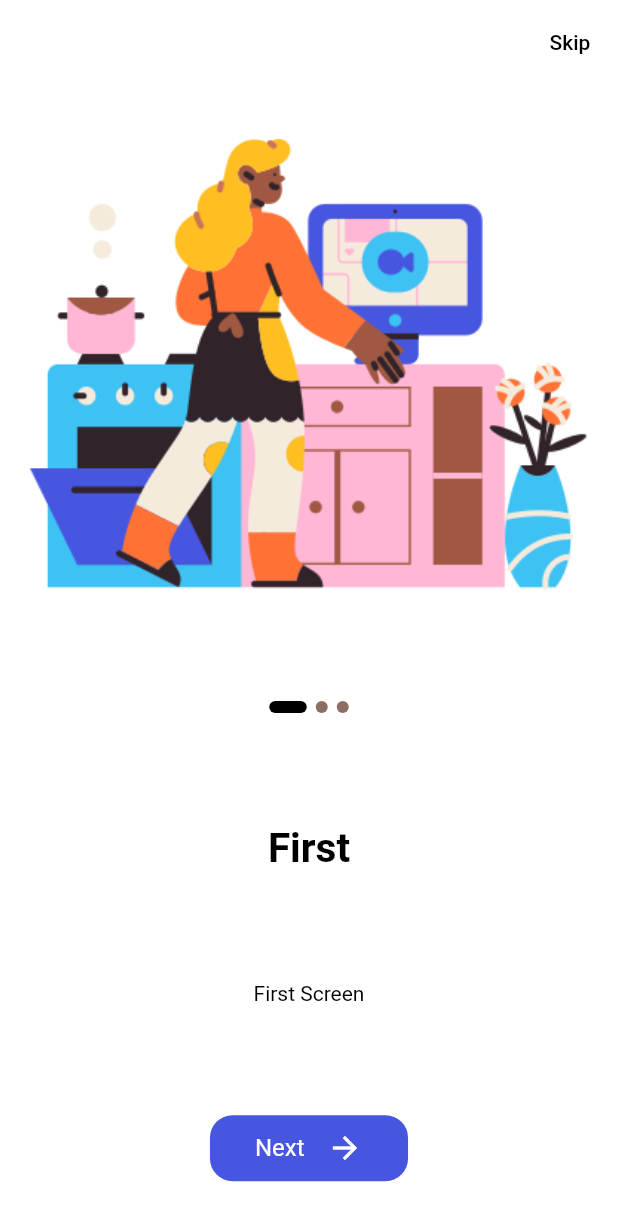
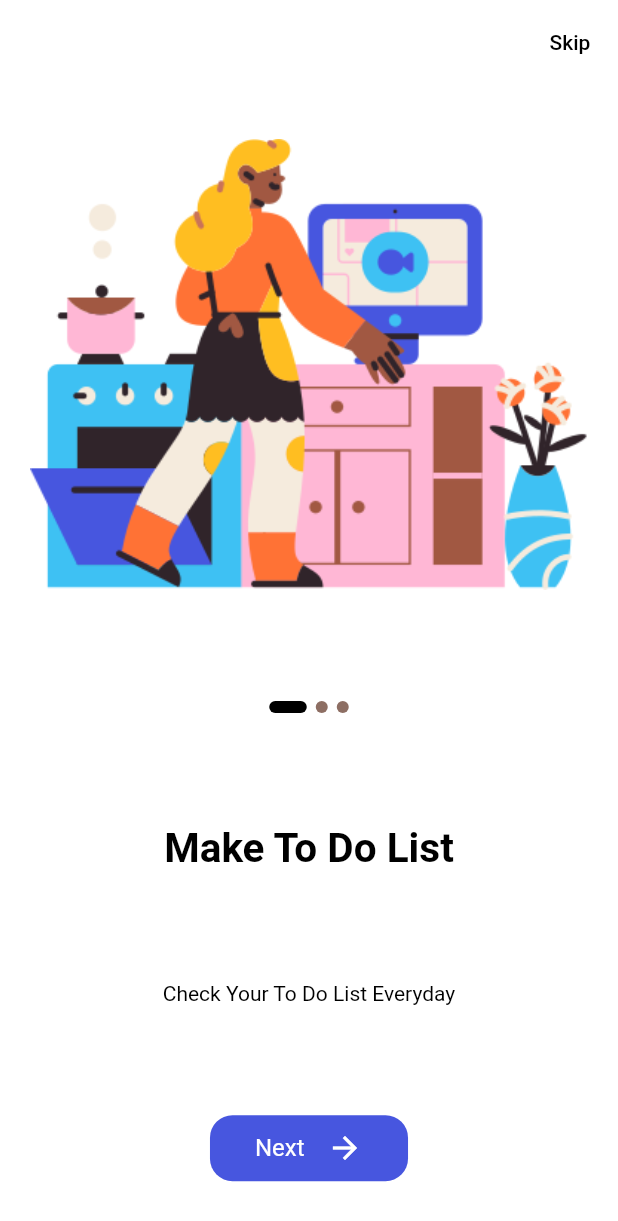
Before and after one commit to AfifKarim/What-To-Do, a Flutter app: the screen it shows after launch, on a phone screen of 412 x 824 dp. Shown: the top 1221 px of the screen. Run offline on Flutter 3.47's test engine with Material 2 defaults, Android fonts, the phone set to English and light mode, and no system bars; our stand-ins replace flutter_hooks, hive, hive_flutter, hooks_riverpod, shared_preferences; accounts and stored records are empty.

Commit message:
Slight Changes In Onboard.

```diff
--- a/todo/lib/onboard/onboard_model.dart
+++ b/todo/lib/onboard/onboard_model.dart
@@ -19,22 +19,22 @@ class OnboardModel {
 List<OnboardModel> screens = <OnboardModel>[
   OnboardModel(
     img: 'assets/images/img-1.png',
-    text: "First",
-    desc: "First Screen",
+    text: "Make To Do List",
+    desc: "Check Your To Do List Everyday",
     bg: Colors.white,
     button: Color(0xFF4756DF),
   ),
   OnboardModel(
     img: 'assets/images/img-2.png',
-    text: "Second",
-    desc: "Second Screen",
+    text: "Add / Delete To Do",
+    desc: "Add A To Do With Description. To Delete A To Do Slide To The Right.",
     bg: Color(0xFF4756DF),
     button: Colors.white,
   ),
   OnboardModel(
     img: 'assets/images/img-3.png',
-    text: "Third",
-    desc: "Third Screen",
+    text: "Update To Do",
+    desc: "Click A To Do To Update Information.",
     bg: Colors.white,
     button: Color(0xFF4756DF),
   ),
--- a/todo/lib/providers/todo_box_provider.dart
+++ b/todo/lib/providers/todo_box_provider.dart
@@ -3,5 +3,5 @@ import 'package:hooks_riverpod/hooks_riverpod.dart';
 import '../models/todo.dart';
 
 final todoBoxProvider = FutureProvider<Box<Todo>>(
-  (ref) => Hive.openBox<Todo>("items"),
+  (ref) => Hive.openBox<Todo>("todos"),
 );
--- a/todo/lib/widgets/add_todo_sheet.dart
+++ b/todo/lib/widgets/add_todo_sheet.dart
@@ -30,7 +30,7 @@ class TodoSheet extends HookConsumerWidget {
             crossAxisAlignment: CrossAxisAlignment.stretch,
             children: [
               Text(
-                "${model.isEditing ? "Edit": "Create"} ToDo",
+                "${model.isEditing ? "Edit": "Create"} To Do",
                 style: style.headlineSmall,
               ),
               const SizedBox(height: 16),
```
